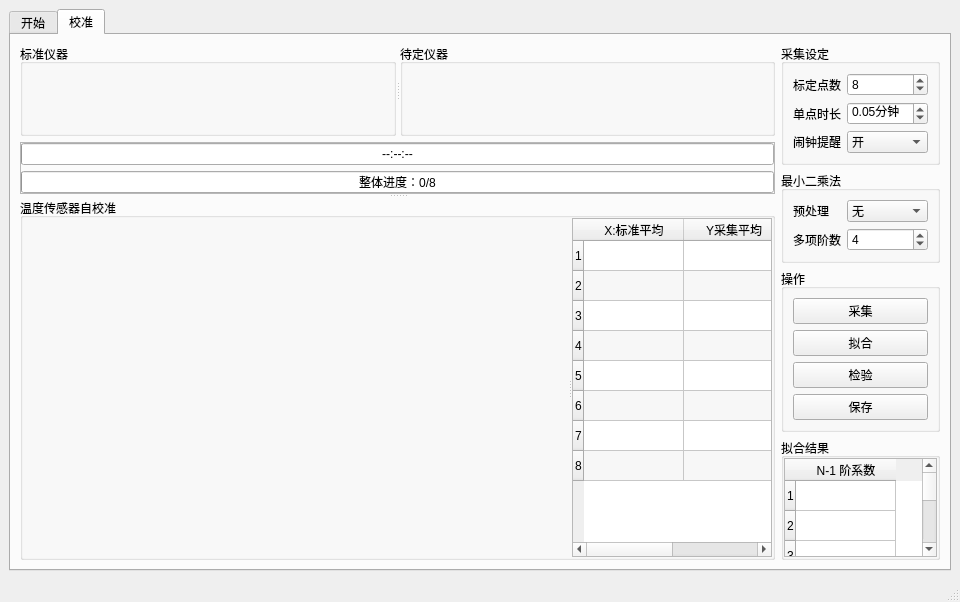
Before: the Qt Designer form mainwindow.ui in m-RNA/TemperatureSelfCorrectionBasedOnQtSerial, drawn with Qt 5.
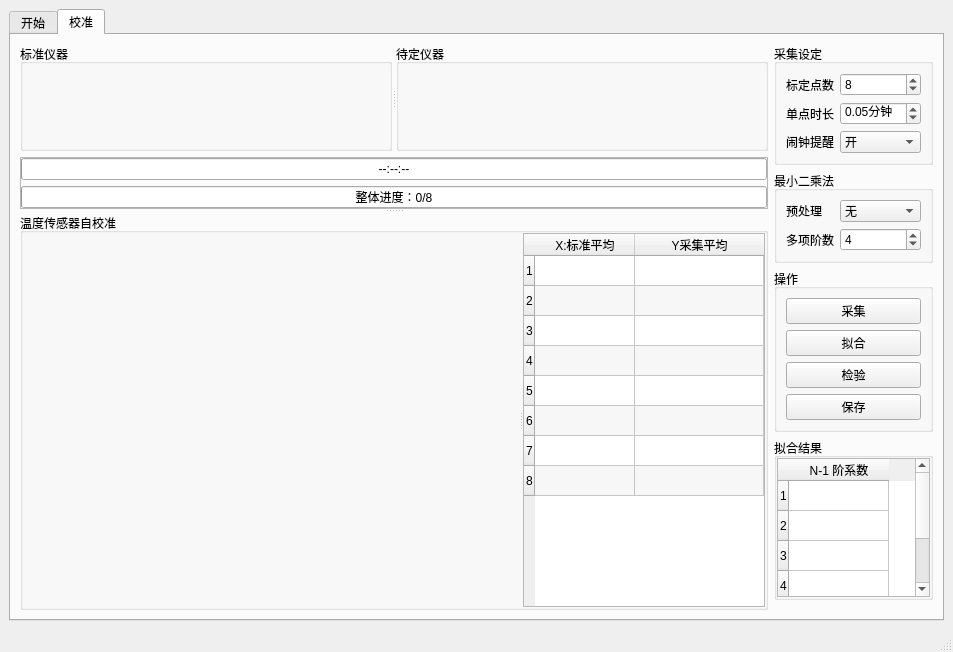
After: the same form once the commit is applied. Icons and pictures are not drawn. Custom widgets are drawn as their Qt base class.

```diff
--- a/mainwindow.ui
+++ b/mainwindow.ui
@@ -6,8 +6,8 @@
    <rect>
     <x>0</x>
     <y>0</y>
-    <width>960</width>
-    <height>602</height>
+    <width>953</width>
+    <height>652</height>
    </rect>
   </property>
   <property name="sizePolicy">
@@ -203,8 +203,15 @@
                 <property name="orientation">
                  <enum>Qt::Horizontal</enum>
                 </property>
-                <widget class="FitChart" name="calibrationChart" native="true"/>
-                <widget class="QTableWidget" name="tableWidget">
+                <widget class="FitChart" name="chartFit" native="true">
+                 <property name="sizePolicy">
+                  <sizepolicy hsizetype="Expanding" vsizetype="Preferred">
+                   <horstretch>0</horstretch>
+                   <verstretch>0</verstretch>
+                  </sizepolicy>
+                 </property>
+                </widget>
+                <widget class="QTableWidget" name="twAverage">
                  <property name="sizePolicy">
                   <sizepolicy hsizetype="Preferred" vsizetype="Expanding">
                    <horstretch>0</horstretch>
@@ -213,7 +220,7 @@
                  </property>
                  <property name="maximumSize">
                   <size>
-                   <width>200</width>
+                   <width>242</width>
                    <height>16777215</height>
                   </size>
                  </property>
@@ -467,7 +474,7 @@
                  <number>2</number>
                 </property>
                 <property name="maximum">
-                 <number>20</number>
+                 <number>7</number>
                 </property>
                 <property name="value">
                  <number>4</number>
```
Left out of the diff: 15 changed lines with no effect on the pictures.
